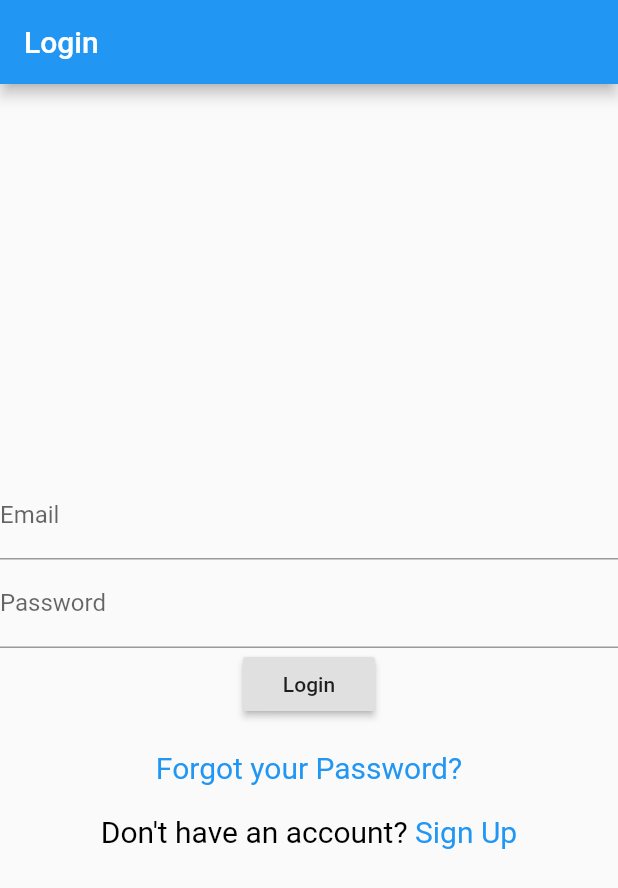
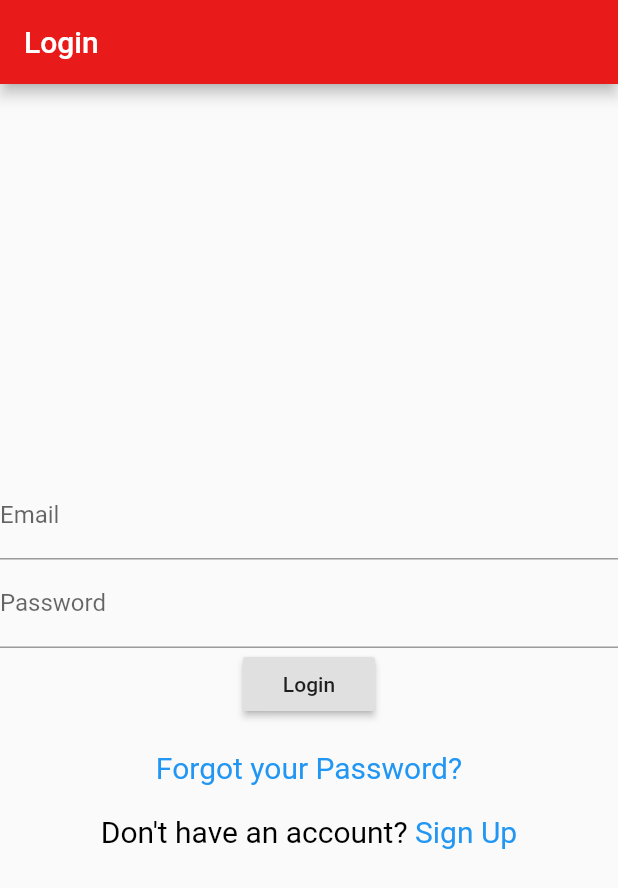
Before and after one commit to vaibhavcs99/try_neostore, a Flutter app: the screen it shows after launch, on a phone screen of 412 x 824 dp. Shown: the top 888 px of the screen. Run offline on Flutter 3.47's test engine with Material 2 defaults, Android fonts, the phone set to English and light mode, and no system bars; our stand-ins replace bloc, dio, equatable, flutter_bloc, flutter_rating_bar, shared_preferences; Roboto replaces fonts that are missing (HachiMaruPop).

Commit message:
code refactor

```diff
--- a/lib/Utils/router.dart
+++ b/lib/Utils/router.dart
@@ -2,7 +2,7 @@ import 'package:flutter/cupertino.dart';
 import 'package:flutter/material.dart';
 import 'package:try_neostore/Utils/data_class.dart';
 import 'package:try_neostore/constants/constants.dart';
-import 'package:try_neostore/model/product_list_model.dart';
+import 'package:try_neostore/screens/widgets/splash_screen.dart';
 import 'package:try_neostore/screens/cart_list.dart';
 import 'package:try_neostore/screens/order/enter_address.dart';
 import 'package:try_neostore/screens/order/order_details.dart';
@@ -13,8 +13,6 @@ import 'package:try_neostore/screens/user_module/forgot_password.dart';
 import 'package:try_neostore/screens/home_screen.dart';
 import 'package:try_neostore/screens/user_module/login_screen.dart';
 import 'package:try_neostore/screens/user_module/register_screen.dart';
-import 'package:try_neostore/screens/common/splash_screen.dart';
-
 import '../screens/user_module/change_password.dart';
 import '../screens/user_module/edit_account_details.dart';
 import '../screens/user_module/my_account.dart';
--- a/lib/constants/constants.dart
+++ b/lib/constants/constants.dart
@@ -1,3 +1,5 @@
+import 'package:flutter/material.dart';
+
 const String route_login = '/login';
 const String route_register = '/register';
 const String route_forgot_password = '/forgot_password';
@@ -12,3 +14,9 @@ const String route_cart_list = '/cart_list';
 const String route_order_list = '/order_list';
 const String route_order_details = '/order_details';
 const String route_enter_address= '/enter_address';
+//*************************************************************************** */
+
+const Color primaryRed1= Color(0xFFFE3F3F);
+const Color primaryRed2= Color(0xFFE91B1A);
+const Color primaryRed3= Color(0xFFE91B1A);
+const Color primaryRed4= Color(0xFFE91B1A);
--- a/lib/main.dart
+++ b/lib/main.dart
@@ -1,6 +1,5 @@
 import 'package:flutter/material.dart';
 import 'package:flutter_bloc/flutter_bloc.dart';
-import 'package:shared_preferences/shared_preferences.dart';
 import 'package:try_neostore/constants/constants.dart';
 import 'package:try_neostore/Utils/router.dart';
 import 'package:try_neostore/repository/user_session.dart';
@@ -35,7 +34,8 @@ class NeoStore extends StatelessWidget {
       debugShowCheckedModeBanner: false,
       title: 'Flutter Demo',
       theme: ThemeData(
-        primarySwatch: Colors.blue,
+        primaryColor: primaryRed2,
+        fontFamily: 'HachiMaruPop',
         visualDensity: VisualDensity.adaptivePlatformDensity,
       ),
       initialRoute: route_splash_screen,
--- a/lib/screens/home_screen.dart
+++ b/lib/screens/home_screen.dart
@@ -2,9 +2,9 @@
 import 'package:flutter/material.dart';
 import 'package:try_neostore/Utils/data_class.dart';
 import 'package:try_neostore/constants/constants.dart';
-import 'package:try_neostore/model/api_response.dart';
+import 'package:try_neostore/screens/widgets/my_drawer.dart';
 
-import 'common/my_drawer.dart';
+import 'widgets/my_drawer.dart';
 
 class HomeScreen extends StatefulWidget {
   final String  accessToken;
--- a/lib/screens/order/order_list.dart
+++ b/lib/screens/order/order_list.dart
@@ -1,10 +1,9 @@
 import 'package:flutter/material.dart';
 import 'package:try_neostore/Utils/data_class.dart';
 import 'package:try_neostore/constants/constants.dart';
-import 'package:try_neostore/model/api_response.dart';
+import 'package:try_neostore/screens/widgets/my_drawer.dart';
 import 'package:try_neostore/model/order_list_model.dart';
 import 'package:try_neostore/repository/api_services.dart';
-import 'package:try_neostore/screens/common/my_drawer.dart';
 
 class MyOrders extends StatefulWidget {
   final String accessToken;
--- a/lib/screens/user_module/change_password.dart
+++ b/lib/screens/user_module/change_password.dart
@@ -1,7 +1,6 @@
 
 import 'package:flutter/material.dart';
 import 'package:try_neostore/Utils/validators.dart';
-import 'package:try_neostore/model/api_response.dart';
 import 'package:try_neostore/repository/api_services.dart';
 
 class ChangePassword extends StatefulWidget {
--- a/lib/screens/user_module/my_account.dart
+++ b/lib/screens/user_module/my_account.dart
@@ -3,7 +3,7 @@ import 'package:try_neostore/constants/constants.dart';
 
 import 'package:try_neostore/model/fetchDataResponse.dart';
 import 'package:try_neostore/repository/api_services.dart';
-import 'package:try_neostore/screens/common/my_drawer.dart';
+import 'package:try_neostore/screens/widgets/my_drawer.dart';
 
 class MyAccountDetails extends StatefulWidget {
   final String accessToken;
```
Also changed, not shown: lib/screens/user_module/edit_account_details.dart (+0 -31 lines), lib/screens/user_module/forgot_password.dart (+4 -18 lines), lib/screens/user_module/login_screen.dart (+0 -16 lines), pubspec.yaml (+4 -4 lines), lib/screens/widgets/my_drawer.dart (renamed from lib/screens/common/my_drawer.dart), lib/screens/widgets/splash_screen.dart (renamed from lib/screens/common/splash_screen.dart), 2 other files.
